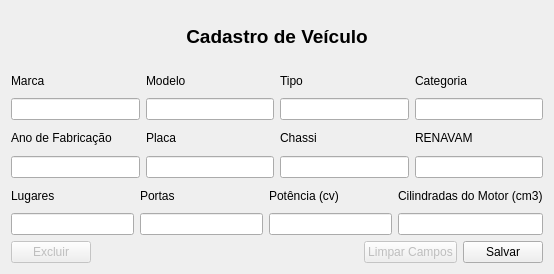
Old version of the form ui/ui_veiculo.ui in the repository adaiasreis/Projeto.
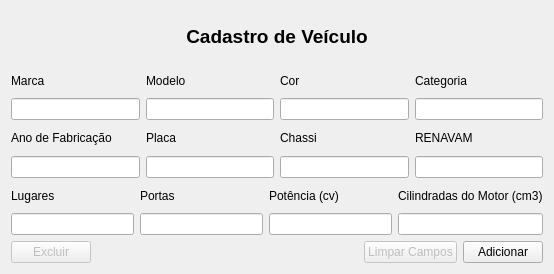
New version of the form.

What changed in the file:
```diff
--- a/ui/ui_veiculo.ui
+++ b/ui/ui_veiculo.ui
@@ -75,7 +75,7 @@
        <item row="0" column="5">
         <widget class="QLabel" name="label_18">
          <property name="text">
-          <string>Tipo</string>
+          <string>Cor</string>
          </property>
         </widget>
        </item>
@@ -187,7 +187,7 @@
        <item row="0" column="3">
         <widget class="QPushButton" name="b_novo">
          <property name="text">
-          <string>Salvar</string>
+          <string>Adicionar</string>
          </property>
         </widget>
        </item>
```
Left out of the diff: 5 changed lines with no effect on the pictures.
